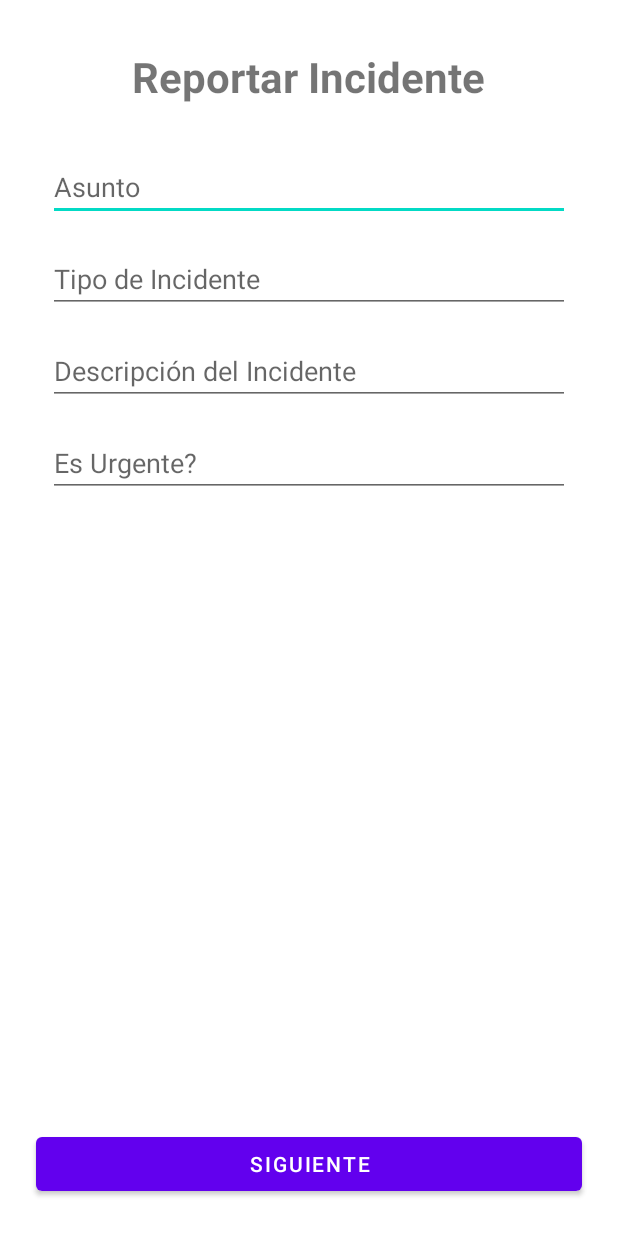
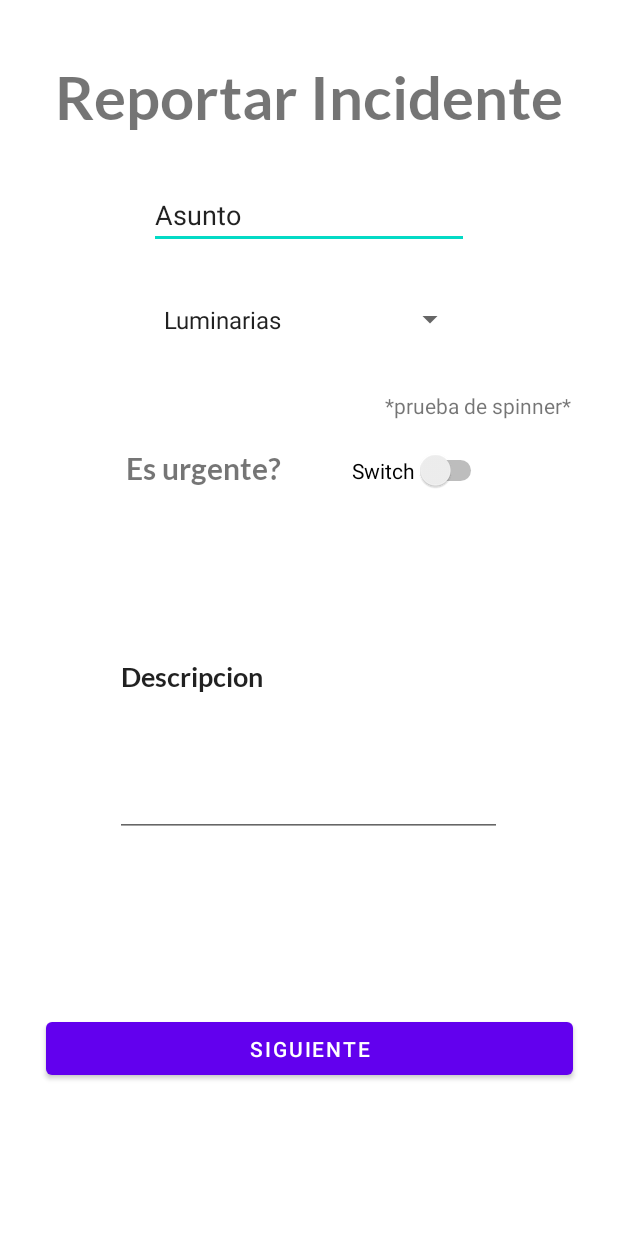
Before and after one commit to tecnologico-de-monterrey-oficial/NuevaAppRufinoTamayo, an Android app: the fragment ReporteA shown on its own in the app's theme, on a phone screen of 412 x 824 dp. Run offline under Robolectric (Android 15) with nearby library versions, the phone set to English and light mode, and no system bars.

```diff
--- a/app/build.gradle
+++ b/app/build.gradle
@@ -39,6 +39,7 @@ dependencies {
     implementation 'com.google.android.material:material:1.4.0'
     implementation 'androidx.constraintlayout:constraintlayout:2.1.0'
     implementation 'androidx.legacy:legacy-support-v4:1.0.0'
+    implementation 'com.google.android.gms:play-services-location:18.0.0'
     testImplementation 'junit:junit:4.+'
     androidTestImplementation 'androidx.test.ext:junit:1.1.3'
     androidTestImplementation 'androidx.test.espresso:espresso-core:3.4.0'
@@ -49,4 +50,8 @@ dependencies {
 
     // Picasso
     implementation 'com.squareup.picasso:picasso:2.71828'
+
+    //ubicacion
+    implementation 'com.google.android.gms:play-services-location:18.0.0'
+
 }
--- a/app/src/main/AndroidManifest.xml
+++ b/app/src/main/AndroidManifest.xml
@@ -4,6 +4,8 @@
 
     <uses-permission android:name="android.permission.CAMERA" />
     <uses-permission android:name="android.permission.INTERNET" />
+    <uses-permission android:name="android.permission.ACCESS_COARSE_LOCATION" />
+    <uses-permission android:name="android.permission.ACCESS_FINE_LOCATION" />
 
     <application
         android:allowBackup="true"
--- /dev/null
+++ b/app/src/main/java/mx/itesm/testbasicapi/controller/FragmentsDeReportes/Communicator.kt
@@ -0,0 +1,5 @@
+package mx.itesm.testbasicapi.controller.FragmentsDeReportes
+
+interface Communicator {
+    fun passDataCom(editTextInput: String)
+}
--- a/app/src/main/java/mx/itesm/testbasicapi/controller/FragmentsDeReportes/ReporteA.kt
+++ b/app/src/main/java/mx/itesm/testbasicapi/controller/FragmentsDeReportes/ReporteA.kt
@@ -5,13 +5,12 @@ import androidx.fragment.app.Fragment
 import android.view.LayoutInflater
 import android.view.View
 import android.view.ViewGroup
-import android.widget.Button
+import android.widget.*
 import mx.itesm.testbasicapi.R
 
 
 class ReporteA : Fragment() {
     lateinit var botonSiguiente: Button
-
 
     override fun onCreateView(
         inflater: LayoutInflater, container: ViewGroup?,
@@ -21,18 +20,48 @@ class ReporteA : Fragment() {
         return inflater.inflate(R.layout.fragment_reporte_a, container, false)
     }
 
+    // 81 89 88 2000
+
     override fun onViewCreated(view: View, savedInstanceState: Bundle?) {
         super.onViewCreated(view, savedInstanceState)
 
+        val spinner = view.findViewById<Spinner>(R.id.spinnerIncidentes)
+
+        val lista = resources.getStringArray(R.array.Problematicas)
+
+
+
+        val adaptador = ArrayAdapter(requireActivity(), android.R.layout.simple_spinner_item, lista.toList())
+
+        spinner.adapter = adaptador
+
+
+
         //boton de regresar
-        botonSiguiente = view.findViewById(R.id.botonSiguienteReporteB)
+        botonSiguiente = view.findViewById(R.id.botonEnviarReporte)
         botonSiguiente.setOnClickListener {
-            val fragment = ReporteB()
+            val fragmentListaReportes = ReporteB()
             val transaccionFragmento = parentFragmentManager.beginTransaction()
-            transaccionFragmento.replace(R.id.fragContViewInicio, fragment)
+            transaccionFragmento.replace(R.id.fragContViewInicio, fragmentListaReportes)
             transaccionFragmento.addToBackStack(null)
             transaccionFragmento.commit()
         }
+        spinner.onItemSelectedListener = object:
+            AdapterView.OnItemSelectedListener{
+            override fun onItemSelected(p0: AdapterView<*>?, p1: View?, p2: Int, p3: Long) {
+                if(lista[p2] == "Otro"){
+                    Toast.makeText(requireActivity(), "Especificalo en el recuadro de la descripcion", Toast.LENGTH_LONG).show()
+                }else{
+                    Toast.makeText(requireActivity(), lista[p2], Toast.LENGTH_LONG).show()
+                }
+
+
+            }
+
+            override fun onNothingSelected(p0: AdapterView<*>?) {
+
+
+            }
+        }
     }
-
 }
--- a/app/src/main/java/mx/itesm/testbasicapi/controller/Visitante.kt
+++ b/app/src/main/java/mx/itesm/testbasicapi/controller/Visitante.kt
@@ -37,7 +37,7 @@ class Visitante : Fragment() {
         //Boton de reportar incidentes
         botonReportarIncidente = view.findViewById(R.id.botonPantallaReportar)
         botonReportarIncidente.setOnClickListener {
-            val fragment = ReporteB()
+            val fragment = ReporteA()
             val transaccionFragmento = parentFragmentManager.beginTransaction()
             transaccionFragmento.replace(R.id.fragContViewInicio, fragment)
             transaccionFragmento.addToBackStack(null)
--- a/app/src/main/res/layout/fragment_reporte_a.xml
+++ b/app/src/main/res/layout/fragment_reporte_a.xml
@@ -2,102 +2,21 @@
 <androidx.constraintlayout.widget.ConstraintLayout xmlns:android="http://schemas.android.com/apk/res/android"
     xmlns:app="http://schemas.android.com/apk/res-auto"
     xmlns:tools="http://schemas.android.com/tools"
-    android:id="@+id/frameLayout5"
-    android:background="@color/fondo"
+    android:id="@+id/frameLayout6"
     android:layout_width="match_parent"
     android:layout_height="match_parent"
-    tools:context=".controller.FragmentsDeReportes.ReporteA" >
+    android:background="@color/fondo"
+    tools:context=".controller.FragmentsDeReportes.ReporteB">
 
-    <TextView
-        android:id="@+id/textoReportarIncidenteA"
-        android:layout_width="wrap_content"
-        android:layout_height="wrap_content"
-        android:layout_marginTop="32dp"
-        android:text="Reportar Incidente"
-        android:textSize="28sp"
-        android:textStyle="bold"
-        app:layout_constraintEnd_toEndOf="parent"
-        app:layout_constraintStart_toStartOf="parent"
-        app:layout_constraintTop_toTopOf="parent" />
 
-    <EditText
-        android:id="@+id/escribirAsunto"
-        android:layout_width="0dp"
-        android:layout_height="wrap_content"
-        android:layout_marginStart="32dp"
-        android:layout_marginTop="32dp"
-        android:layout_marginEnd="32dp"
-        android:ems="10"
-        android:hint="Asunto"
-        android:inputType="textPersonName"
-        app:layout_constraintEnd_toEndOf="parent"
-        app:layout_constraintStart_toStartOf="parent"
-        app:layout_constraintTop_toBottomOf="@+id/textoReportarIncidenteA" />
-
-    <EditText
-        android:id="@+id/escribirTipoIncidente"
-        android:layout_width="0dp"
-        android:layout_height="wrap_content"
-        android:layout_marginStart="32dp"
-        android:layout_marginTop="16dp"
-        android:layout_marginEnd="32dp"
-        android:ems="10"
-        android:hint="Tipo de Incidente"
-        android:inputType="textPersonName"
-        app:layout_constraintEnd_toEndOf="parent"
-        app:layout_constraintStart_toStartOf="parent"
-        app:layout_constraintTop_toBottomOf="@+id/escribirAsunto" />
-
-    <EditText
-        android:id="@+id/escribirDescripcion"
-        android:layout_width="0dp"
-        android:layout_height="wrap_content"
-        android:layout_marginStart="32dp"
-        android:layout_marginTop="16dp"
-        android:layout_marginEnd="32dp"
-        android:ems="10"
-        android:gravity="start|top"
-        android:hint="Descripción del Incidente"
-        android:inputType="textMultiLine"
-        app:layout_constraintEnd_toEndOf="parent"
-        app:layout_constraintStart_toStartOf="parent"
-        app:layout_constraintTop_toBottomOf="@+id/escribirTipoIncidente" />
-
-    <EditText
-        android:id="@+id/escribirEsUrgente"
-        android:layout_width="0dp"
-        android:layout_height="wrap_content"
-        android:layout_marginStart="32dp"
-        android:layout_marginTop="16dp"
-        android:layout_marginEnd="32dp"
-        android:ems="10"
-        android:hint="Es Urgente?"
-        android:inputType="textPersonName"
-        app:layout_constraintEnd_toEndOf="parent"
-        app:layout_constraintStart_toStartOf="parent"
-        app:layout_constraintTop_toBottomOf="@+id/escribirDescripcion" />
-
-    <Button
-        android:id="@+id/botonSiguienteReporteB"
-        android:layout_width="0dp"
-        android:layout_height="wrap_content"
-        android:layout_marginStart="24dp"
-        android:layout_marginEnd="24dp"
-        android:layout_marginBottom="24dp"
-        android:text="Siguiente"
-        app:layout_constraintBottom_toBottomOf="parent"
-        app:layout_constraintEnd_toEndOf="parent"
-        app:layout_constraintStart_toStartOf="parent" />
-
-    <!--       ***AJUSTARLO***
     <TextView
         android:id="@+id/tituloTxt"
         android:layout_width="wrap_content"
         android:layout_height="wrap_content"
+        android:layout_marginTop="40dp"
         android:fontFamily="@font/lato_bold"
         android:text="Reportar Incidente"
         android:textSize="40dp"
-        app:layout_constraintBottom_toTopOf="@+id/asuntoInputTXT"
         app:layout_constraintEnd_toEndOf="parent"
         app:layout_constraintHorizontal_bias="0.5"
         app:layout_constraintStart_toStartOf="parent"
@@ -107,81 +26,88 @@
         android:id="@+id/asuntoInputTXT"
         android:layout_width="wrap_content"
         android:layout_height="wrap_content"
+        android:layout_marginTop="32dp"
         android:ems="10"
         android:inputType="textPersonName"
         android:text="Asunto"
-        app:layout_constraintBottom_toTopOf="@+id/spinnerIncidentes"
         app:layout_constraintEnd_toEndOf="parent"
         app:layout_constraintHorizontal_bias="0.5"
         app:layout_constraintStart_toStartOf="parent"
         app:layout_constraintTop_toBottomOf="@+id/tituloTxt" />
 
+
+    <TextView
+        android:id="@+id/textoPrueba"
+        android:layout_width="wrap_content"
+        android:layout_height="wrap_content"
+        android:layout_marginBottom="20dp"
+        android:text="*prueba de spinner*"
+        app:layout_constraintBottom_toTopOf="@+id/esUrgenteInputSWITCH"
+        app:layout_constraintEnd_toEndOf="parent"
+        app:layout_constraintHorizontal_bias="0.891"
+        app:layout_constraintStart_toStartOf="parent" />
+
+    <EditText
+        android:id="@+id/descripcionReporteInputTXT"
+        android:layout_width="258dp"
+        android:layout_height="213dp"
+        android:layout_marginTop="20dp"
+        android:ems="10"
+        android:fontFamily="@font/lato_bold"
+        android:inputType="textPersonName"
+        android:text="Descripcion"
+        app:layout_constraintEnd_toEndOf="parent"
+        app:layout_constraintHorizontal_bias="0.496"
+        app:layout_constraintStart_toStartOf="parent"
+        app:layout_constraintTop_toBottomOf="@+id/esUrgenteTXT" />
+
+    <TextView
+        android:id="@+id/esUrgenteTXT"
+        android:layout_width="wrap_content"
+        android:layout_height="wrap_content"
+        android:layout_marginStart="84dp"
+        android:layout_marginTop="72dp"
+        android:fontFamily="@font/lato_bold"
+        android:text="Es urgente?"
+        android:textSize="20dp"
+        app:layout_constraintStart_toStartOf="parent"
+        app:layout_constraintTop_toBottomOf="@+id/spinnerIncidentes" />
+
+    <Switch
+        android:id="@+id/esUrgenteInputSWITCH"
+        android:layout_width="wrap_content"
+        android:layout_height="wrap_content"
+        android:layout_marginStart="16dp"
+        android:layout_marginTop="72dp"
+        android:text="Switch"
+
+        app:layout_constraintEnd_toEndOf="parent"
+        app:layout_constraintHorizontal_bias="0.266"
+        app:layout_constraintStart_toEndOf="@+id/esUrgenteTXT"
+        app:layout_constraintTop_toBottomOf="@+id/spinnerIncidentes" />
+
+    <Button
+        android:id="@+id/botonEnviarReporte"
+        android:layout_width="351dp"
+        android:layout_height="47dp"
+        android:text="Siguiente"
+        app:layout_constraintBottom_toBottomOf="parent"
+        app:layout_constraintEnd_toEndOf="parent"
+        app:layout_constraintHorizontal_bias="0.5"
+        app:layout_constraintStart_toStartOf="parent"
+        app:layout_constraintTop_toBottomOf="@+id/descripcionReporteInputTXT"
+        app:layout_constraintVertical_bias="0.537" />
+
     <Spinner
         android:id="@+id/spinnerIncidentes"
+        android:layout_width="209dp"
+        android:layout_height="30dp"
+        android:layout_marginTop="32dp"
 
-        android:layout_width="205dp"
-        android:layout_height="25dp"
-        app:layout_constraintBottom_toTopOf="@+id/descripcionReporteInputTXT"
         app:layout_constraintEnd_toEndOf="parent"
         app:layout_constraintHorizontal_bias="0.5"
         app:layout_constraintStart_toStartOf="parent"
         app:layout_constraintTop_toBottomOf="@+id/asuntoInputTXT" />
 
 
-    <TextView
-        android:id="@+id/textoPrueba"
-        android:layout_width="wrap_content"
-        android:layout_height="wrap_content"
-        android:text="*prueba de spinner*"
-        app:layout_constraintBottom_toTopOf="@+id/descripcionReporteInputTXT"
-        app:layout_constraintEnd_toEndOf="parent"
-        app:layout_constraintHorizontal_bias="0.912"
-        app:layout_constraintStart_toStartOf="parent"
-        app:layout_constraintTop_toBottomOf="@+id/asuntoInputTXT"
-        app:layout_constraintVertical_bias="0.806" />
-
-    <EditText
-        android:id="@+id/descripcionReporteInputTXT"
-        android:layout_width="258dp"
-        android:layout_height="213dp"
-        android:ems="10"
-        android:fontFamily="@font/lato_bold"
-        android:inputType="textPersonName"
-        android:text="Descripcion"
-        app:layout_constraintBottom_toTopOf="@+id/esUrgenteInputSWITCH"
-        app:layout_constraintEnd_toEndOf="parent"
-        app:layout_constraintHorizontal_bias="0.5"
-        app:layout_constraintStart_toStartOf="parent"
-        app:layout_constraintTop_toBottomOf="@+id/spinnerIncidentes" />
-
-    <TextView
-        android:id="@+id/esUrgenteTXT"
-        android:layout_width="wrap_content"
-        android:layout_height="wrap_content"
-        android:fontFamily="@font/lato_bold"
-        android:text="Es urgente?"
-        android:textSize="20dp"
-        tools:layout_editor_absoluteX="77dp"
-        tools:layout_editor_absoluteY="568dp" />
-
-
-    <Switch
-        android:id="@+id/esUrgenteInputSWITCH"
-        android:layout_width="wrap_content"
-        android:layout_height="wrap_content"
-        android:layout_marginStart="64dp"
-        android:layout_marginBottom="48dp"
-        android:text="Switch"
-        app:layout_constraintBottom_toTopOf="@+id/botonEnviarReporte"
-        app:layout_constraintStart_toEndOf="@+id/esUrgenteTXT" />
-
-    <Button
-        android:id="@+id/botonEnviarReporte"
-        android:layout_width="120dp"
-        android:layout_height="50dp"
-        android:layout_marginBottom="40dp"
-        android:text="Siguiente"
-        app:layout_constraintBottom_toBottomOf="parent"
-        tools:layout_editor_absoluteX="242dp" />
-    -->
 </androidx.constraintlayout.widget.ConstraintLayout>
```
Also changed, not shown: app/src/main/java/mx/itesm/testbasicapi/controller/FragmentsDeReportes/ReporteB.kt (+14 -57 lines), app/src/main/java/mx/itesm/testbasicapi/controller/FragmentsDeReportes/ReporteC.kt (+70 -15 lines), app/src/main/res/layout/fragment_reporte_b.xml (+27 -82 lines), app/src/main/res/layout/fragment_reporte_c.xml (+79 -35 lines), app/src/main/res/layout/fragment_reporte_d.xml (+9 -0 lines).
